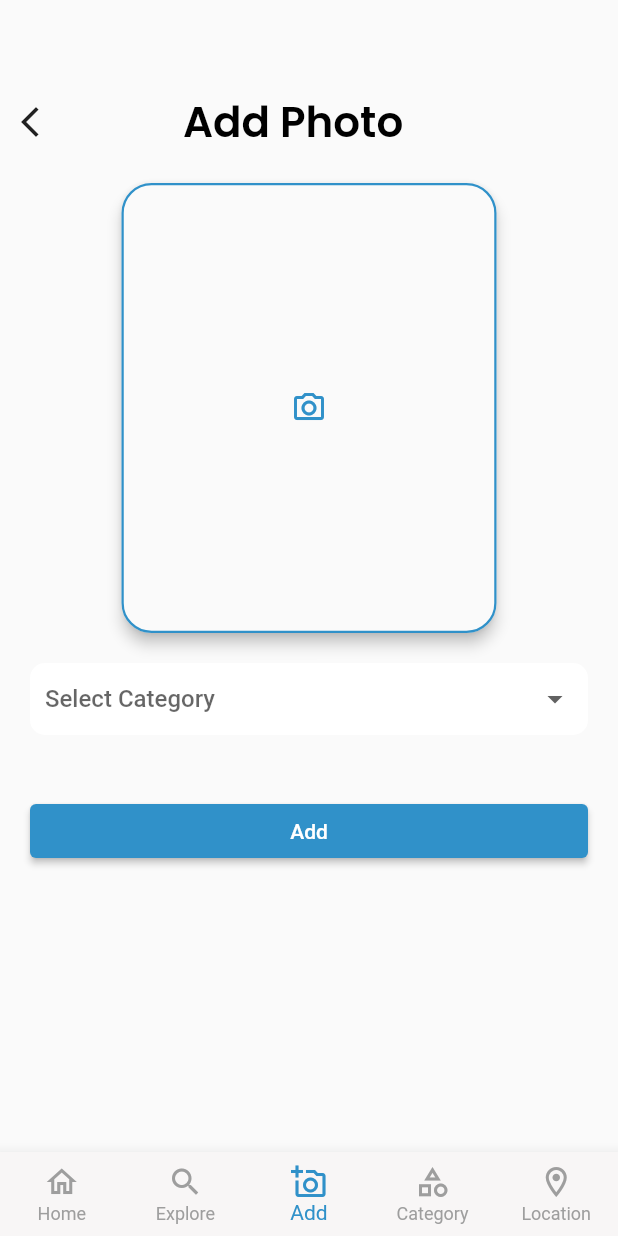
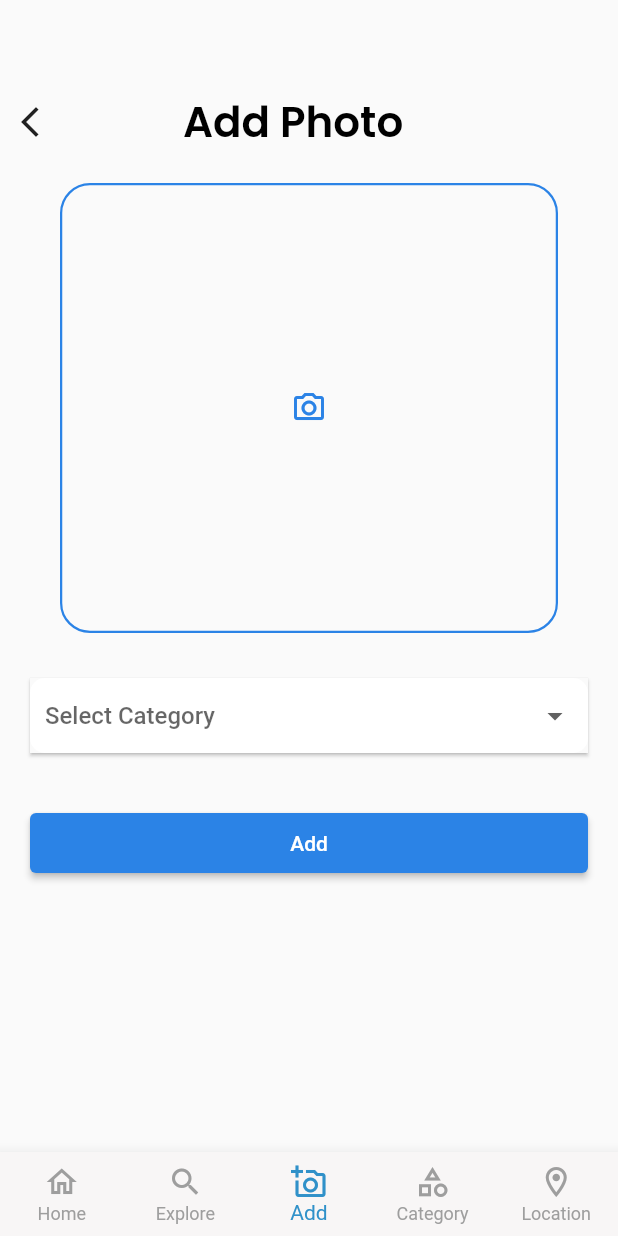
Before and after one commit to HifaOner/travelGallery, a Flutter app: the screen it shows after launch, item 3 of the bottom bar chosen, after a tap on "Add", on a phone screen of 412 x 824 dp. Run offline on Flutter 3.47's test engine with Material 2 defaults, Android fonts, the phone set to English and light mode, and no system bars; our stand-ins replace cached_network_image, carousel_slider, dio, flutter_signin_button, geolocator, google_maps_flutter and 3 more.

Commit message:
Color changed

```diff
--- a/lib/admin/add_photo.dart
+++ b/lib/admin/add_photo.dart
@@ -7,6 +7,8 @@
 import 'package:flutter/src/widgets/framework.dart';
 import 'package:image_picker/image_picker.dart';
 import 'package:oua_flutter_travel_gallery/components/colors.dart';
+import 'package:oua_flutter_travel_gallery/views/bottom_nav.dart';
+import 'package:oua_flutter_travel_gallery/views/home.dart';
 
 class AddPhoto extends StatefulWidget {
   const AddPhoto({super.key});
@@ -45,8 +47,15 @@
             Padding(
               padding: const EdgeInsets.only(left: 8),
               child: Row(
-                children: const [
-                  Icon(Icons.arrow_back_ios_new_outlined),
+                children: [
+                  GestureDetector(
+                      onTap: () {
+                        Navigator.push(
+                            context,
+                            MaterialPageRoute(
+                                builder: (context) => BottomNav()));
+                      },
+                      child: Icon(Icons.arrow_back_ios_new_outlined)),
                   SizedBox(width: 90),
                   Center(
                     child: Text(
@@ -71,10 +80,11 @@
                     },
                     child: Center(
                       child: Material(
-                        elevation: 4.0,
+                        elevation: 0.0,
                         borderRadius: BorderRadius.circular(20.0),
                         child: Container(
-                          width: 250,
+                          margin: EdgeInsets.only(left: 40, right: 40),
+                          width: MediaQuery.of(context).size.width,
                           height: 300,
                           decoration: BoxDecoration(
                             border: Border.all(
@@ -112,12 +122,18 @@
                     ),
                   ),
             SizedBox(
-              height: 20,
+              height: 30,
             ),
-            Container(
-              margin: EdgeInsets.only(left: 20, right: 20),
+            Padding(
+              padding: const EdgeInsets.symmetric(horizontal: 20),
+              child: Material(
+                elevation: 1.0,
+
+                child: Container(
+                  //margin: EdgeInsets.only(left: 20, right: 20),
                   padding: EdgeInsets.symmetric(horizontal: 10),
                   width: MediaQuery.of(context).size.width,
+                  height: 50,
                   decoration: BoxDecoration(
                       color: Colors.white, borderRadius: BorderRadius.circular(10)),
                   child: DropdownButtonHideUnderline(
@@ -144,6 +160,8 @@
                     value: value,
                   )),
                 ),
+              ),
+            ),
             SizedBox(
               height: 40,
             ),
@@ -153,10 +171,11 @@
                   Container(
                     margin: EdgeInsets.symmetric(horizontal: 20.0),
                     width: MediaQuery.of(context).size.width,
+                    height: 40,
                     child: ElevatedButton(
                       style: ButtonStyle(
                           backgroundColor: MaterialStatePropertyAll<Color>(
-                              Color.fromARGB(255, 48, 145, 201))),
+                              AppColors.primaryColor)),
                       onPressed: () {},
                       child: Text(
                         "Add",
--- a/lib/components/colors.dart
+++ b/lib/components/colors.dart
@@ -1,5 +1,5 @@
 import 'package:flutter/material.dart';
 
 class AppColors {
-  static const primaryColor = Color.fromARGB(255, 48, 145, 201);
+  static const primaryColor = Color(0xff2b83e6);
 }
--- a/lib/main.dart
+++ b/lib/main.dart
@@ -1,5 +1,6 @@
 import 'package:flutter/material.dart';
 import 'package:oua_flutter_travel_gallery/views/bottom_nav.dart';
+import 'package:oua_flutter_travel_gallery/views/home.dart';
 import 'package:oua_flutter_travel_gallery/views/location.dart';
 import 'package:oua_flutter_travel_gallery/views/onboarding.dart';
 
--- a/lib/views/home.dart
+++ b/lib/views/home.dart
@@ -5,6 +5,7 @@
 import 'package:flutter/src/widgets/container.dart';
 import 'package:flutter/src/widgets/framework.dart';
 import 'package:oua_flutter_travel_gallery/components/colors.dart';
+import 'package:oua_flutter_travel_gallery/views/categories.dart';
 import 'package:oua_flutter_travel_gallery/views/explore.dart';
 import 'package:smooth_page_indicator/smooth_page_indicator.dart';
 
@@ -18,10 +19,11 @@
 class _HomeState extends State<Home> {
   // DATA
   List travelPhotos = [
-    "assets/images/bosnia.jpg",
+    //"assets/images/bosnia.jpg",
+    "assets/images/mosque_ist.jpg",
     "assets/images/southeastern.jpg",
-    //"assets/images/street_ist.jpg",
-    "assets/images/mosque_ist.jpg"
+    "assets/images/street_ist.jpg",
+    //"assets/images/mosque_ist.jpg"
   ];
 
   int activeIndex = 0; // SmoothIndicator
@@ -71,8 +73,9 @@
                   ),
                   Expanded(child: Container()),
                   GestureDetector(
-                    onTap: (){
-                      Navigator.push(context, MaterialPageRoute(builder: (context)=>Explore()));
+                    onTap: () {
+                      Navigator.push(context,
+                          MaterialPageRoute(builder: (context) => Explore()));
                     },
                     child: Text(
                       "Explore",
@@ -101,8 +104,8 @@
                   decoration: BoxDecoration(
                       gradient: LinearGradient(
                         colors: [
-                          AppColors.primaryColor.withOpacity(1),
-                          AppColors.primaryColor.withOpacity(1),
+                          AppColors.primaryColor,
+                          Color.fromARGB(255, 33, 113, 204).withOpacity(1),
                         ],
                         begin: Alignment.bottomLeft,
                         end: Alignment.centerRight,
@@ -126,7 +129,7 @@
                       crossAxisAlignment: CrossAxisAlignment.start,
                       children: [
                         Text(
-                          "Start a Chat with AI and",
+                          "Visit Regions in Turkey and",
                           style: TextStyle(
                               fontFamily: "Roboto",
                               fontSize: 20,
@@ -137,18 +140,20 @@
                           height: 5,
                         ),
                         Text(
-                          "Say Where You Want to Go",
+                          "Save Photos to Travel Gallery.",
                           style: TextStyle(
                               fontFamily: "Roboto",
                               fontSize: 20,
                               color: Colors.white,
                               fontWeight: FontWeight.normal),
                         ),
-                        SizedBox(height: 5,),
+                        SizedBox(
+                          height: 5,
+                        ),
                         Row(
                           children: [
                             Icon(
-                              Icons.chat_bubble_outline,
+                              Icons.category_outlined,
                               size: 20,
                               color: Colors.white,
                             ),
@@ -156,17 +161,25 @@
                               width: 10,
                             ),
                             Text(
-                              "5 Question for Free",
+                              "7 Qategories for Free",
                               style: TextStyle(
                                 fontSize: 14,
                                 color: Colors.white,
                               ),
                             ),
                             Expanded(child: Container()),
-                            Icon(
-                              Icons.navigate_next_outlined,
-                              color: Colors.white,
-                              size: 40,
+                            GestureDetector(
+                              onTap: () {
+                                Navigator.push(
+                                    context,
+                                    MaterialPageRoute(
+                                        builder: (context) => Categories()));
+                              },
+                              child: Icon(
+                                Icons.navigate_next_outlined,
+                                color: Colors.white,
+                                size: 40,
+                              ),
                             ),
                           ],
                         ),
@@ -208,7 +221,9 @@
         activeIndex: activeIndex,
         count: 3,
         effect: SlideEffect(
-            dotWidth: 13, dotHeight: 13, activeDotColor: Colors.blue),
+            dotWidth: 13,
+            dotHeight: 13,
+            activeDotColor: AppColors.primaryColor),
       );
 
   // PHOTO WIDGET
```
Also changed, not shown: lib/admin/admin_login.dart (+5 -5 lines), lib/components/onboarding_data.dart (+6 -6 lines), lib/views/location.dart (+32 -20 lines), lib/views/onboarding.dart (+18 -16 lines). Lines whose indentation alone changed are shown as unchanged.
